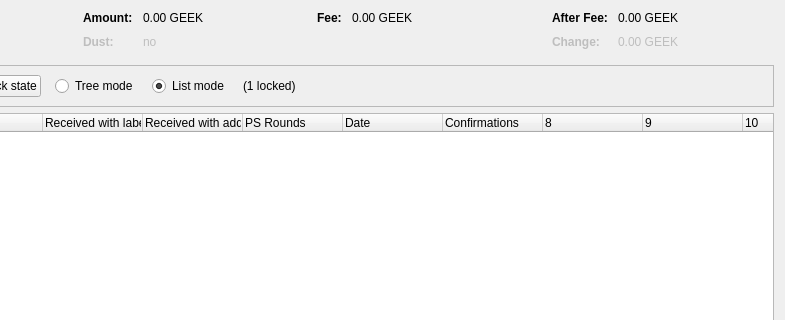
First picture: the form in src/qt/forms/coincontroldialog.ui, repository 519984307/coincoin, before the edit; both pictures show x 169 to 954 and y 0 to 320 of the 954 by 500 pixel window.
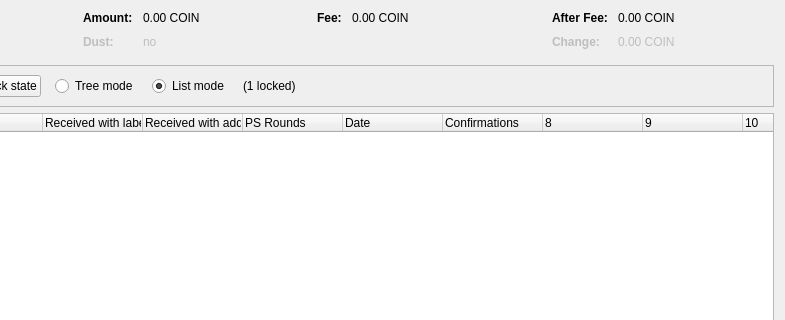
Second picture: the form after the edit. Custom widgets are drawn as their Qt base class.

What changed in the file:
```diff
--- a/src/qt/forms/coincontroldialog.ui
+++ b/src/qt/forms/coincontroldialog.ui
@@ -132,7 +132,7 @@
           <enum>Qt::ActionsContextMenu</enum>
          </property>
          <property name="text">
-          <string notr="true">0.00 GEEK</string>
+          <string notr="true">0.00 COIN</string>
          </property>
          <property name="textInteractionFlags">
           <set>Qt::LinksAccessibleByMouse|Qt::TextSelectableByKeyboard|Qt::TextSelectableByMouse</set>
@@ -212,7 +212,7 @@
           <enum>Qt::ActionsContextMenu</enum>
          </property>
          <property name="text">
-          <string notr="true">0.00 GEEK</string>
+          <string notr="true">0.00 COIN</string>
          </property>
          <property name="textInteractionFlags">
           <set>Qt::LinksAccessibleByMouse|Qt::TextSelectableByKeyboard|Qt::TextSelectableByMouse</set>
@@ -257,7 +257,7 @@
           <enum>Qt::ActionsContextMenu</enum>
          </property>
          <property name="text">
-          <string notr="true">0.00 GEEK</string>
+          <string notr="true">0.00 COIN</string>
          </property>
          <property name="textInteractionFlags">
           <set>Qt::LinksAccessibleByMouse|Qt::TextSelectableByKeyboard|Qt::TextSelectableByMouse</set>
@@ -292,7 +292,7 @@
           <enum>Qt::ActionsContextMenu</enum>
          </property>
          <property name="text">
-          <string notr="true">0.00 GEEK</string>
+          <string notr="true">0.00 COIN</string>
          </property>
          <property name="textInteractionFlags">
           <set>Qt::LinksAccessibleByMouse|Qt::TextSelectableByKeyboard|Qt::TextSelectableByMouse</set>
```
